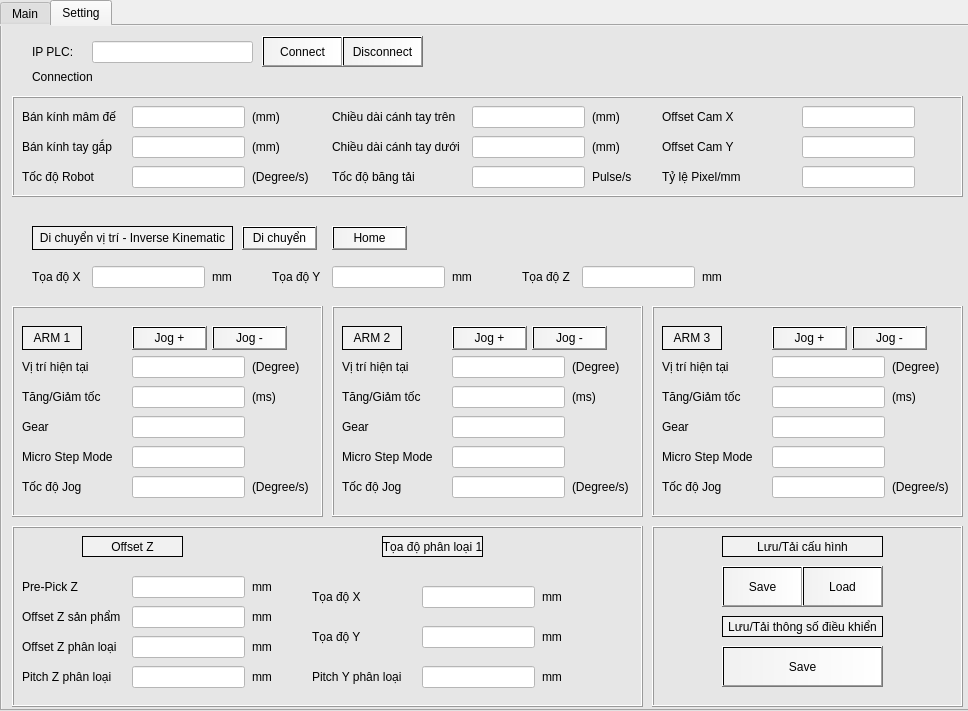
This is InterfaceApp/pyqt/Services/widget.ui in vuloc333/Delta_v1.0 as Qt 5 draws it before an edit. The edited form follows.
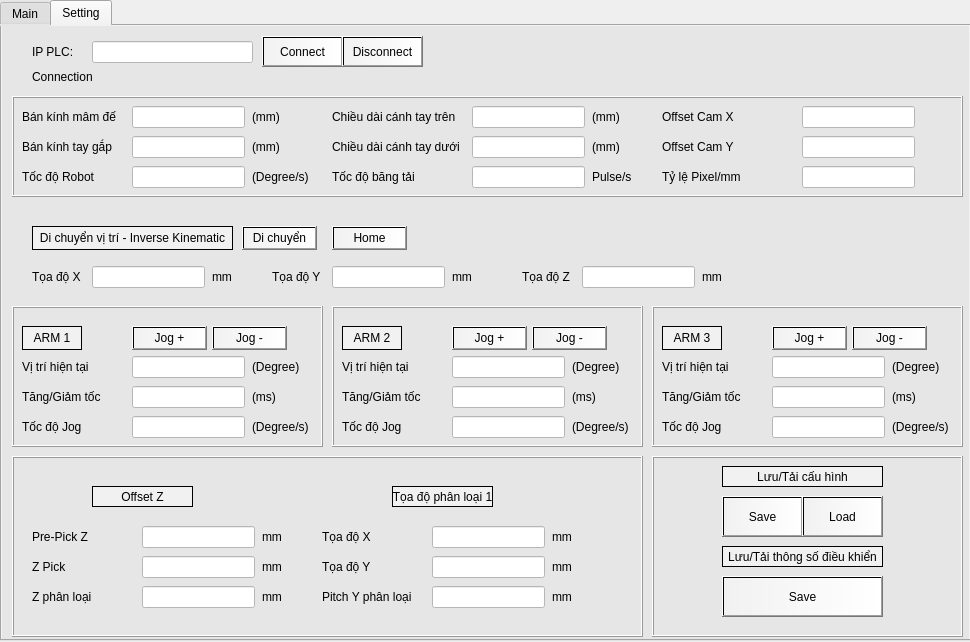
This is the edited form. The open tabs and pages were chosen to show the change.

Diff of the .ui file:
```diff
--- a/InterfaceApp/pyqt/Services/widget.ui
+++ b/InterfaceApp/pyqt/Services/widget.ui
@@ -6,8 +6,8 @@
    <rect>
     <x>0</x>
     <y>0</y>
-    <width>968</width>
-    <height>711</height>
+    <width>970</width>
+    <height>642</height>
    </rect>
   </property>
   <property name="windowTitle">
@@ -19,14 +19,14 @@
      <x>0</x>
      <y>0</y>
      <width>971</width>
-     <height>711</height>
+     <height>641</height>
     </rect>
    </property>
    <property name="styleSheet">
     <string notr="true">background-color: rgb(230, 230, 230);</string>
    </property>
    <property name="currentIndex">
-    <number>1</number>
+    <number>0</number>
    </property>
    <widget class="QWidget" name="tabMain">
     <attribute name="title">
@@ -35,10 +35,10 @@
     <widget class="QLabel" name="lblWebcam">
      <property name="geometry">
       <rect>
-       <x>10</x>
+       <x>9</x>
        <y>60</y>
-       <width>650</width>
-       <height>500</height>
+       <width>651</width>
+       <height>431</height>
       </rect>
      </property>
      <property name="styleSheet">
@@ -55,7 +55,7 @@
      <property name="geometry">
       <rect>
        <x>10</x>
-       <y>570</y>
+       <y>500</y>
        <width>650</width>
        <height>100</height>
       </rect>
@@ -137,8 +137,8 @@
     <widget class="QPushButton" name="btnStart">
      <property name="geometry">
       <rect>
-       <x>670</x>
-       <y>620</y>
+       <x>680</x>
+       <y>530</y>
        <width>91</width>
        <height>51</height>
       </rect>
@@ -153,8 +153,8 @@
     <widget class="QPushButton" name="btnStop">
      <property name="geometry">
       <rect>
-       <x>760</x>
-       <y>620</y>
+       <x>770</x>
+       <y>530</y>
        <width>91</width>
        <height>51</height>
       </rect>
@@ -169,8 +169,8 @@
     <widget class="QPushButton" name="btnReset">
      <property name="geometry">
       <rect>
-       <x>850</x>
-       <y>620</y>
+       <x>860</x>
+       <y>530</y>
        <width>91</width>
        <height>51</height>
       </rect>
@@ -320,7 +320,7 @@
      <property name="geometry">
       <rect>
        <x>770</x>
-       <y>400</y>
+       <y>330</y>
        <width>160</width>
        <height>22</height>
       </rect>
@@ -333,7 +333,7 @@
      <property name="geometry">
       <rect>
        <x>770</x>
-       <y>440</y>
+       <y>370</y>
        <width>160</width>
        <height>22</height>
       </rect>
@@ -346,7 +346,7 @@
      <property name="geometry">
       <rect>
        <x>770</x>
-       <y>480</y>
+       <y>410</y>
        <width>160</width>
        <height>22</height>
       </rect>
@@ -359,7 +359,7 @@
      <property name="geometry">
       <rect>
        <x>770</x>
-       <y>520</y>
+       <y>450</y>
        <width>160</width>
        <height>22</height>
       </rect>
@@ -372,7 +372,7 @@
      <property name="geometry">
       <rect>
        <x>680</x>
-       <y>400</y>
+       <y>330</y>
        <width>81</width>
        <height>21</height>
       </rect>
@@ -385,7 +385,7 @@
      <property name="geometry">
       <rect>
        <x>680</x>
-       <y>440</y>
+       <y>370</y>
        <width>81</width>
        <height>21</height>
       </rect>
@@ -398,7 +398,7 @@
      <property name="geometry">
       <rect>
        <x>680</x>
-       <y>480</y>
+       <y>410</y>
        <width>81</width>
        <height>21</height>
       </rect>
@@ -411,7 +411,7 @@
      <property name="geometry">
       <rect>
        <x>680</x>
-       <y>520</y>
+       <y>450</y>
        <width>81</width>
        <height>21</height>
       </rect>
@@ -545,28 +545,6 @@
       <string>(Degree)</string>
      </property>
     </widget>
-    <widget class="QLineEdit" name="lineArm2MicroStepMode">
-     <property name="geometry">
-      <rect>
-       <x>450</x>
-       <y>420</y>
-       <width>113</width>
-       <height>22</height>
-      </rect>
-     </property>
-     <property name="accessibleDescription">
-      <string/>
-     </property>
-     <property name="styleSheet">
-      <string notr="true">background-color: rgb(255, 255, 255);</string>
-     </property>
-     <property name="text">
-      <string/>
-     </property>
-     <property name="readOnly">
-      <bool>false</bool>
-     </property>
-    </widget>
     <widget class="QLabel" name="lbl1">
      <property name="geometry">
       <rect>
@@ -658,28 +636,6 @@
       <set>Qt::AlignmentFlag::AlignCenter</set>
      </property>
     </widget>
-    <widget class="QLineEdit" name="lineArm2Gear">
-     <property name="geometry">
-      <rect>
-       <x>450</x>
-       <y>390</y>
-       <width>113</width>
-       <height>22</height>
-      </rect>
-     </property>
-     <property name="accessibleDescription">
-      <string/>
-     </property>
-     <property name="styleSheet">
-      <string notr="true">background-color: rgb(255, 255, 255);</string>
-     </property>
-     <property name="text">
-      <string/>
-     </property>
-     <property name="readOnly">
-      <bool>false</bool>
-     </property>
-    </widget>
     <widget class="QPushButton" name="btnArm2JogBw">
      <property name="geometry">
       <rect>
@@ -701,7 +657,7 @@
      <property name="geometry">
       <rect>
        <x>20</x>
-       <y>450</y>
+       <y>390</y>
        <width>101</width>
        <height>21</height>
       </rect>
@@ -714,7 +670,7 @@
      <property name="geometry">
       <rect>
        <x>720</x>
-       <y>540</y>
+       <y>470</y>
        <width>81</width>
        <height>41</height>
       </rect>
@@ -731,7 +687,7 @@
      <property name="geometry">
       <rect>
        <x>340</x>
-       <y>450</y>
+       <y>390</y>
        <width>101</width>
        <height>21</height>
       </rect>
@@ -766,7 +722,7 @@
      <property name="geometry">
       <rect>
        <x>770</x>
-       <y>450</y>
+       <y>390</y>
        <width>113</width>
        <height>22</height>
       </rect>
@@ -832,28 +788,6 @@
       <set>Qt::AlignmentFlag::AlignCenter</set>
      </property>
     </widget>
-    <widget class="QLineEdit" name="lineArm3Gear">
-     <property name="geometry">
-      <rect>
-       <x>770</x>
-       <y>390</y>
-       <width>113</width>
-       <height>22</height>
-      </rect>
-     </property>
-     <property name="accessibleDescription">
-      <string/>
-     </property>
-     <property name="styleSheet">
-      <string notr="true">background-color: rgb(255, 255, 255);</string>
-     </property>
-     <property name="text">
-      <string/>
-     </property>
-     <property name="readOnly">
-      <bool>false</bool>
-     </property>
-    </widget>
     <widget class="QPushButton" name="btnArm2JogFw">
      <property name="geometry">
       <rect>
@@ -997,33 +931,11 @@
       <bool>true</bool>
      </property>
     </widget>
-    <widget class="QLineEdit" name="lineArm1MicroStepMode">
-     <property name="geometry">
-      <rect>
-       <x>130</x>
-       <y>420</y>
-       <width>113</width>
-       <height>22</height>
-      </rect>
-     </property>
-     <property name="accessibleDescription">
-      <string/>
-     </property>
-     <property name="styleSheet">
-      <string notr="true">background-color: rgb(255, 255, 255);</string>
-     </property>
-     <property name="text">
-      <string/>
-     </property>
-     <property name="readOnly">
-      <bool>false</bool>
-     </property>
-    </widget>
     <widget class="QLineEdit" name="lineArm2JogSpeed">
      <property name="geometry">
       <rect>
        <x>450</x>
-       <y>450</y>
+       <y>390</y>
        <width>113</width>
        <height>22</height>
       </rect>
@@ -1041,19 +953,6 @@
       <bool>false</bool>
      </property>
     </widget>
-    <widget class="QLabel" name="lbl4_3">
-     <property name="geometry">
-      <rect>
-       <x>660</x>
-       <y>390</y>
-       <width>101</width>
-       <height>21</height>
-      </rect>
-     </property>
-     <property name="text">
-      <string>Gear</string>
-     </property>
-    </widget>
     <widget class="QLabel" name="lblConnectStatus">
      <property name="geometry">
       <rect>
@@ -1067,33 +966,11 @@
       <string>Connection</string>
      </property>
     </widget>
-    <widget class="QLineEdit" name="lineArm1Gear">
-     <property name="geometry">
-      <rect>
-       <x>130</x>
-       <y>390</y>
-       <width>113</width>
-       <height>22</height>
-      </rect>
-     </property>
-     <property name="accessibleDescription">
-      <string/>
-     </property>
-     <property name="styleSheet">
-      <string notr="true">background-color: rgb(255, 255, 255);</string>
-     </property>
-     <property name="text">
-      <string/>
-     </property>
-     <property name="readOnly">
-      <bool>false</bool>
-     </property>
-    </widget>
     <widget class="QLabel" name="lbl6_3">
      <property name="geometry">
       <rect>
        <x>660</x>
-       <y>450</y>
+       <y>390</y>
        <width>101</width>
        <height>21</height>
       </rect>
@@ -1115,19 +992,6 @@
       <string>Vị trí hiện tại</string>
      </property>
     </widget>
-    <widget class="QLabel" name="lbl5_2">
-     <property name="geometry">
-      <rect>
-       <x>340</x>
-       <y>420</y>
-       <width>101</width>
-       <height>21</height>
-      </rect>
-     </property>
-     <property name="text">
-      <string>Micro Step Mode</string>
-     </property>
-    </widget>
     <widget class="QPushButton" name="btnArm1JogFw">
      <property name="geometry">
       <rect>
@@ -1162,7 +1026,7 @@
      <property name="geometry">
       <rect>
        <x>890</x>
-       <y>450</y>
+       <y>390</y>
        <width>61</width>
        <height>21</height>
       </rect>
@@ -1171,28 +1035,6 @@
       <string>(Degree/s)</string>
      </property>
     </widget>
-    <widget class="QLineEdit" name="lineArm3MicroStepMode">
-     <property name="geometry">
-      <rect>
-       <x>770</x>
-       <y>420</y>
-       <width>113</width>
-       <height>22</height>
-      </rect>
-     </property>
-     <property name="accessibleDescription">
-      <string/>
-     </property>
-     <property name="styleSheet">
-      <string notr="true">background-color: rgb(255, 255, 255);</string>
-     </property>
-     <property name="text">
-      <string/>
-     </property>
-     <property name="readOnly">
-      <bool>false</bool>
-     </property>
-    </widget>
     <widget class="QLabel" name="lbl1_10">
      <property name="geometry">
       <rect>
@@ -1241,24 +1083,11 @@
       <bool>false</bool>
      </property>
     </widget>
-    <widget class="QLabel" name="lbl4">
-     <property name="geometry">
-      <rect>
-       <x>20</x>
-       <y>390</y>
-       <width>101</width>
-       <height>21</height>
-      </rect>
-     </property>
-     <property name="text">
-      <string>Gear</string>
-     </property>
-    </widget>
     <widget class="QLineEdit" name="lineArm1JogSpeed">
      <property name="geometry">
       <rect>
        <x>130</x>
-       <y>450</y>
+       <y>390</y>
        <width>113</width>
        <height>22</height>
       </rect>
@@ -1302,19 +1131,6 @@
       <string>Tăng/Giảm tốc</string>
      </property>
     </widget>
-    <widget class="QLabel" name="lbl4_2">
-     <property name="geometry">
-      <rect>
-       <x>340</x>
-       <y>390</y>
-       <width>101</width>
-       <height>21</height>
-      </rect>
-     </property>
-     <property name="text">
-      <string>Gear</string>
-     </property>
-    </widget>
     <widget class="QLineEdit" name="lineArm3Ramp">
      <property name="geometry">
       <rect>
@@ -1337,19 +1153,6 @@
       <bool>false</bool>
      </property>
     </widget>
-    <widget class="QLabel" name="lbl5_3">
-     <property name="geometry">
-      <rect>
-       <x>660</x>
-       <y>420</y>
-       <width>101</width>
-       <height>21</height>
-      </rect>
-     </property>
-     <property name="text">
-      <string>Micro Step Mode</string>
-     </property>
-    </widget>
     <widget class="QLabel" name="lbl7">
      <property name="geometry">
       <rect>
@@ -1376,7 +1179,7 @@
      <property name="geometry">
       <rect>
        <x>800</x>
-       <y>540</y>
+       <y>470</y>
        <width>81</width>
        <height>41</height>
       </rect>
@@ -1393,7 +1196,7 @@
      <property name="geometry">
       <rect>
        <x>720</x>
-       <y>510</y>
+       <y>440</y>
        <width>161</width>
        <height>21</height>
       </rect>
@@ -1415,7 +1218,7 @@
      <property name="geometry">
       <rect>
        <x>250</x>
-       <y>450</y>
+       <y>390</y>
        <width>61</width>
        <height>21</height>
       </rect>
@@ -1428,7 +1231,7 @@
      <property name="geometry">
       <rect>
        <x>570</x>
-       <y>450</y>
+       <y>390</y>
        <width>61</width>
        <height>21</height>
       </rect>
@@ -1459,19 +1262,6 @@
       <bool>true</bool>
      </property>
     </widget>
-    <widget class="QLabel" name="lbl5">
-     <property name="geometry">
-      <rect>
-       <x>20</x>
-       <y>420</y>
-       <width>101</width>
-       <height>21</height>
-      </rect>
-     </property>
-     <property name="text">
-      <string>Micro Step Mode</string>
-     </property>
-    </widget>
     <widget class="QPushButton" name="btnPlcConnect">
      <property name="geometry">
       <rect>
@@ -1701,8 +1491,8 @@
     <widget class="QLabel" name="lbl1_74">
      <property name="geometry">
       <rect>
-       <x>20</x>
-       <y>550</y>
+       <x>30</x>
+       <y>500</y>
        <width>101</width>
        <height>21</height>
       </rect>
@@ -1714,8 +1504,8 @@
     <widget class="QLabel" name="lbl7_7">
      <property name="geometry">
       <rect>
-       <x>80</x>
-       <y>510</y>
+       <x>90</x>
+       <y>460</y>
        <width>101</width>
        <height>21</height>
       </rect>
@@ -1736,8 +1526,8 @@
     <widget class="QLabel" name="lbl1_75">
      <property name="geometry">
       <rect>
-       <x>250</x>
-       <y>580</y>
+       <x>260</x>
+       <y>530</y>
        <width>31</width>
        <height>21</height>
       </rect>
@@ -1749,21 +1539,21 @@
     <widget class="QLabel" name="lbl1_76">
      <property name="geometry">
       <rect>
-       <x>20</x>
-       <y>580</y>
+       <x>30</x>
+       <y>530</y>
        <width>101</width>
        <height>21</height>
       </rect>
      </property>
      <property name="text">
-      <string>Offset Z sản phẩm</string>
+      <string>Z Pick</string>
      </property>
     </widget>
     <widget class="QLineEdit" name="lineZoffsetPd">
      <property name="geometry">
       <rect>
-       <x>130</x>
-       <y>580</y>
+       <x>140</x>
+       <y>530</y>
        <width>113</width>
        <height>22</height>
       </rect>
@@ -1784,8 +1574,8 @@
     <widget class="QLabel" name="lbl1_77">
      <property name="geometry">
       <rect>
-       <x>310</x>
-       <y>600</y>
+       <x>320</x>
+       <y>530</y>
        <width>51</width>
        <height>21</height>
       </rect>
@@ -1797,8 +1587,8 @@
     <widget class="QLabel" name="lbl7_8">
      <property name="geometry">
       <rect>
-       <x>380</x>
-       <y>510</y>
+       <x>390</x>
+       <y>460</y>
        <width>101</width>
        <height>21</height>
       </rect>
@@ -1819,8 +1609,8 @@
     <widget class="QLineEdit" name="lineXClass1">
      <property name="geometry">
       <rect>
-       <x>420</x>
-       <y>560</y>
+       <x>430</x>
+       <y>500</y>
        <width>113</width>
        <height>22</height>
       </rect>
@@ -1841,8 +1631,8 @@
     <widget class="QLabel" name="lbl1_78">
      <property name="geometry">
       <rect>
-       <x>540</x>
-       <y>560</y>
+       <x>550</x>
+       <y>500</y>
        <width>51</width>
        <height>21</height>
       </rect>
@@ -1854,8 +1644,8 @@
     <widget class="QLabel" name="lbl1_80">
      <property name="geometry">
       <rect>
-       <x>310</x>
-       <y>560</y>
+       <x>320</x>
+       <y>500</y>
        <width>51</width>
        <height>21</height>
       </rect>
@@ -1867,8 +1657,8 @@
     <widget class="QLabel" name="lbl1_82">
      <property name="geometry">
       <rect>
-       <x>540</x>
-       <y>600</y>
+       <x>550</x>
+       <y>530</y>
        <width>51</width>
        <height>21</height>
       </rect>
@@ -1880,8 +1670,8 @@
     <widget class="QLineEdit" name="lineYClass1">
      <property name="geometry">
       <rect>
-       <x>420</x>
-       <y>600</y>
+       <x>430</x>
+       <y>530</y>
        <width>113</width>
        <height>22</height>
       </rect>
@@ -1902,8 +1692,8 @@
     <widget class="QLineEdit" name="lineZPrepick">
      <property name="geometry">
       <rect>
-       <x>130</x>
-       <y>550</y>
+       <x>140</x>
+       <y>500</y>
        <width>113</width>
        <height>22</height>
       </rect>
@@ -1924,8 +1714,8 @@
     <widget class="QLabel" name="lbl1_79">
      <property name="geometry">
       <rect>
-       <x>250</x>
-       <y>550</y>
+       <x>260</x>
+       <y>500</y>
        <width>31</width>
        <height>21</height>
       </rect>
@@ -1937,8 +1727,8 @@
     <widget class="QLabel" name="lbl1_81">
      <property name="geometry">
       <rect>
-       <x>250</x>
-       <y>610</y>
+       <x>260</x>
+       <y>560</y>
        <width>31</width>
        <height>21</height>
       </rect>
@@ -1950,21 +1740,21 @@
     <widget class="QLabel" name="lbl1_85">
      <property name="geometry">
       <rect>
-       <x>20</x>
-       <y>610</y>
+       <x>30</x>
+       <y>560</y>
        <width>101</width>
        <height>21</height>
       </rect>
      </property>
      <property name="text">
-      <string>Offset Z phân loại</string>
+      <string>Z phân loại</string>
      </property>
     </widget>
     <widget class="QLineEdit" name="lineZClass">
      <property name="geometry">
       <rect>
-       <x>130</x>
-       <y>610</y>
+       <x>140</x>
+       <y>560</y>
        <width>113</width>
        <height>22</height>
       </rect>
@@ -1982,59 +1772,11 @@
       <bool>false</bool>
      </property>
     </widget>
-    <widget class="QLineEdit" name="lineZPitchClass">
-     <property name="geometry">
-      <rect>
-       <x>130</x>
-       <y>640</y>
-       <width>113</width>
-       <height>22</height>
-      </rect>
-     </property>
-     <property name="accessibleDescription">
-      <string/>
-     </property>
-     <property name="styleSheet">
-      <string notr="true">background-color: rgb(255, 255, 255);</string>
-     </property>
-     <property name="text">
-      <string/>
-     </property>
-     <property name="readOnly">
-      <bool>false</bool>
-     </property>
-    </widget>
-    <widget class="QLabel" name="lbl1_87">
-     <property name="geometry">
-      <rect>
-       <x>250</x>
-       <y>640</y>
-       <width>31</width>
-       <height>21</height>
-      </rect>
-     </property>
-     <property name="text">
-      <string>mm</string>
-     </property>
-    </widget>
-    <widget class="QLabel" name="lbl1_95">
-     <property name="geometry">
-      <rect>
-       <x>20</x>
-       <y>640</y>
-       <width>101</width>
-       <height>21</height>
-      </rect>
-     </property>
-     <property name="text">
-      <string>Pitch Z phân loại</string>
-     </property>
-    </widget>
     <widget class="QPushButton" name="btnSaveTeaching">
      <property name="geometry">
       <rect>
        <x>720</x>
-       <y>620</y>
+       <y>550</y>
        <width>161</width>
        <height>41</height>
       </rect>
@@ -2051,7 +1793,7 @@
      <property name="geometry">
       <rect>
        <x>720</x>
-       <y>590</y>
+       <y>520</y>
        <width>161</width>
        <height>21</height>
       </rect>
@@ -2072,8 +1814,8 @@
     <widget class="QLineEdit" name="lineYPitchClass1">
      <property name="geometry">
       <rect>
-       <x>420</x>
-       <y>640</y>
+       <x>430</x>
+       <y>560</y>
        <width>113</width>
        <height>22</height>
       </rect>
@@ -2094,8 +1836,8 @@
     <widget class="QLabel" name="lbl1_96">
      <property name="geometry">
       <rect>
-       <x>310</x>
-       <y>640</y>
+       <x>320</x>
+       <y>560</y>
        <width>101</width>
        <height>21</height>
       </rect>
@@ -2107,8 +1849,8 @@
     <widget class="QLabel" name="lbl1_88">
      <property name="geometry">
       <rect>
-       <x>540</x>
-       <y>640</y>
+       <x>550</x>
+       <y>560</y>
        <width>31</width>
        <height>21</height>
       </rect>
@@ -2323,55 +2065,7 @@
        <x>10</x>
        <y>280</y>
        <width>311</width>
-       <height>211</height>
-      </rect>
-     </property>
-     <property name="frameShape">
-      <enum>QFrame::Shape::Box</enum>
-     </property>
-     <property name="frameShadow">
-      <enum>QFrame::Shadow::Raised</enum>
-     </property>
-    </widget>
-    <widget class="QFrame" name="frame_2">
-     <property name="geometry">
-      <rect>
-       <x>330</x>
-       <y>280</y>
-       <width>311</width>
-       <height>211</height>
-      </rect>
-     </property>
-     <property name="frameShape">
-      <enum>QFrame::Shape::Box</enum>
-     </property>
-     <property name="frameShadow">
-      <enum>QFrame::Shadow::Raised</enum>
-     </property>
-     <widget class="QFrame" name="frame_9">
-      <property name="geometry">
-       <rect>
-        <x>0</x>
-        <y>0</y>
-        <width>311</width>
-        <height>211</height>
-       </rect>
-      </property>
-      <property name="frameShape">
-       <enum>QFrame::Shape::Box</enum>
-      </property>
-      <property name="frameShadow">
-       <enum>QFrame::Shadow::Raised</enum>
-      </property>
-     </widget>
-    </widget>
-    <widget class="QFrame" name="frame_3">
-     <property name="geometry">
-      <rect>
-       <x>650</x>
-       <y>280</y>
-       <width>311</width>
-       <height>211</height>
+       <height>141</height>
       </rect>
      </property>
      <property name="frameShape">
@@ -2449,7 +2143,7 @@
      <property name="geometry">
       <rect>
        <x>10</x>
-       <y>500</y>
+       <y>430</y>
        <width>631</width>
        <height>181</height>
       </rect>
@@ -2570,7 +2264,7 @@
      <property name="geometry">
       <rect>
        <x>650</x>
-       <y>500</y>
+       <y>430</y>
        <width>311</width>
        <height>181</height>
       </rect>
@@ -2582,22 +2276,52 @@
       <enum>QFrame::Shadow::Raised</enum>
      </property>
     </widget>
+    <widget class="QFrame" name="frame_2">
+     <property name="geometry">
+      <rect>
+       <x>330</x>
+       <y>280</y>
+       <width>311</width>
+       <height>141</height>
+      </rect>
+     </property>
+     <property name="frameShape">
+      <enum>QFrame::Shape::Box</enum>
+     </property>
+     <property name="frameShadow">
+      <enum>QFrame::Shadow::Raised</enum>
+     </property>
+    </widget>
+    <widget class="QFrame" name="frame_3">
+     <property name="geometry">
+      <rect>
+       <x>650</x>
+       <y>280</y>
+       <width>311</width>
+       <height>141</height>
+      </rect>
+     </property>
+     <property name="frameShape">
+      <enum>QFrame::Shape::Box</enum>
+     </property>
+     <property name="frameShadow">
+      <enum>QFrame::Shadow::Raised</enum>
+     </property>
+    </widget>
+    <zorder>frame_2</zorder>
+    <zorder>frame_3</zorder>
     <zorder>frame_11</zorder>
     <zorder>frame_10</zorder>
     <zorder>frame_4</zorder>
-    <zorder>frame_3</zorder>
-    <zorder>frame_2</zorder>
     <zorder>frame</zorder>
     <zorder>lineArm2Ramp</zorder>
     <zorder>lbl1_4</zorder>
-    <zorder>lineArm2MicroStepMode</zorder>
     <zorder>lbl1</zorder>
     <zorder>lbl3_2</zorder>
     <zorder>btnArm3JogFw</zorder>
     <zorder>lbl1_6</zorder>
     <zorder>lbl1_13</zorder>
     <zorder>lbl7_2</zorder>
-    <zorder>lineArm2Gear</zorder>
     <zorder>btnArm2JogBw</zorder>
     <zorder>lbl6</zorder>
     <zorder>btnSavePara</zorder>
@@ -2607,7 +2331,6 @@
     <zorder>lbl2</zorder>
     <zorder>lbl1_5</zorder>
     <zorder>lbl7_3</zorder>
-    <zorder>lineArm3Gear</zorder>
     <zorder>btnArm2JogFw</zorder>
     <zorder>btnArm1JogBw</zorder>
     <zorder>lineArm1RunSpeed</zorder>
@@ -2616,35 +2339,26 @@
     <zorder>btnArm3JogBw</zorder>
     <zorder>lbl3_3</zorder>
     <zorder>lineArm3CurPos</zorder>
-    <zorder>lineArm1MicroStepMode</zorder>
     <zorder>lineArm2JogSpeed</zorder>
-    <zorder>lbl4_3</zorder>
     <zorder>lblConnectStatus</zorder>
-    <zorder>lineArm1Gear</zorder>
     <zorder>lbl6_3</zorder>
     <zorder>lbl1_2</zorder>
-    <zorder>lbl5_2</zorder>
     <zorder>btnArm1JogFw</zorder>
     <zorder>lbl1_3</zorder>
     <zorder>lbl1_11</zorder>
-    <zorder>lineArm3MicroStepMode</zorder>
     <zorder>lbl1_10</zorder>
     <zorder>lbl1_7</zorder>
     <zorder>lineIpPlc</zorder>
-    <zorder>lbl4</zorder>
     <zorder>lineArm1JogSpeed</zorder>
     <zorder>lbl1_12</zorder>
     <zorder>lbl3</zorder>
-    <zorder>lbl4_2</zorder>
     <zorder>lineArm3Ramp</zorder>
-    <zorder>lbl5_3</zorder>
     <zorder>lbl7</zorder>
     <zorder>btnLoadPara</zorder>
     <zorder>lbl7_5</zorder>
     <zorder>lbl1_8</zorder>
     <zorder>lbl1_15</zorder>
     <zorder>lineArm2CurPos</zorder>
-    <zorder>lbl5</zorder>
     <zorder>btnPlcConnect</zorder>
     <zorder>btnPlcDisconnect</zorder>
     <zorder>lbl1_55</zorder>
@@ -2676,9 +2390,6 @@
     <zorder>lbl1_81</zorder>
     <zorder>lbl1_85</zorder>
     <zorder>lineZClass</zorder>
-    <zorder>lineZPitchClass</zorder>
-    <zorder>lbl1_87</zorder>
-    <zorder>lbl1_95</zorder>
     <zorder>btnSaveTeaching</zorder>
     <zorder>lbl7_10</zorder>
     <zorder>lineYPitchClass1</zorder>
```
Left out of the diff: 6 changed lines with no effect on the pictures.
